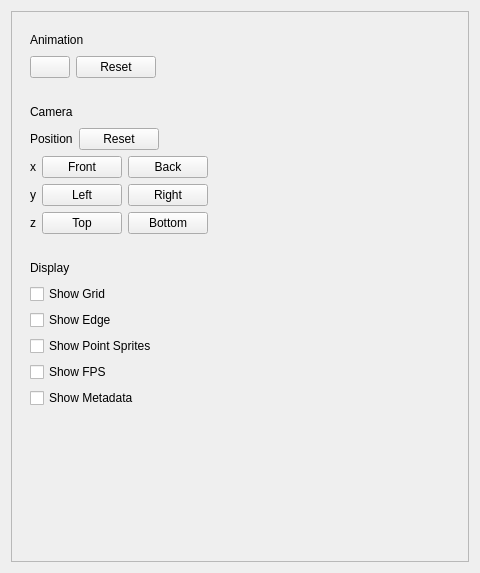
ccseer/f3dviewer, file viewer/sidebarwnd.ui: the form before one commit.
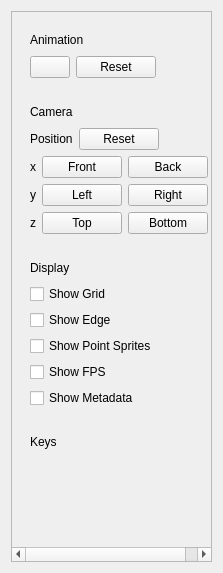
The form after the commit.

```diff
--- a/viewer/sidebarwnd.ui
+++ b/viewer/sidebarwnd.ui
@@ -6,7 +6,7 @@
    <rect>
     <x>0</x>
     <y>0</y>
-    <width>480</width>
+    <width>223</width>
     <height>573</height>
    </rect>
   </property>
@@ -21,7 +21,7 @@
        <rect>
         <x>0</x>
         <y>0</y>
-        <width>466</width>
+        <width>209</width>
         <height>559</height>
        </rect>
       </property>
@@ -347,6 +347,43 @@
          </layout>
         </widget>
        </item>
+       <item>
+        <widget class="QWidget" name="widget_grp_animation_4" native="true">
+         <layout class="QGridLayout" name="gridLayout_5">
+          <item row="0" column="0">
+           <layout class="QHBoxLayout" name="horizontalLayout_18">
+            <item>
+             <widget class="QLabel" name="label_title_ani_4">
+              <property name="text">
+               <string>Keys</string>
+              </property>
+             </widget>
+            </item>
+            <item>
+             <spacer name="horizontalSpacer_4">
+              <property name="orientation">
+               <enum>Qt::Orientation::Horizontal</enum>
+              </property>
+              <property name="sizeHint" stdset="0">
+               <size>
+                <width>40</width>
+                <height>20</height>
+               </size>
+              </property>
+             </spacer>
+            </item>
+           </layout>
+          </item>
+          <item row="1" column="0">
+           <widget class="QLabel" name="label_keys">
+            <property name="text">
+             <string/>
+            </property>
+           </widget>
+          </item>
+         </layout>
+        </widget>
+       </item>
        <item>
         <spacer name="verticalSpacer">
          <property name="orientation">
```
Left out of the diff: 6 changed lines with no effect on the pictures.
